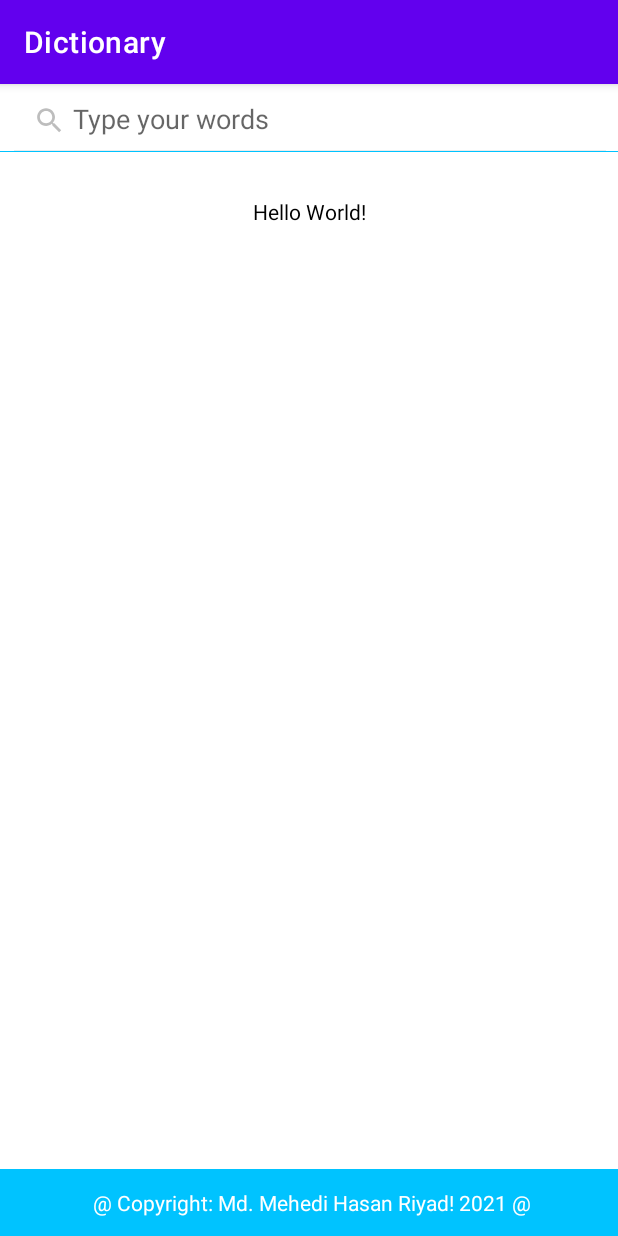
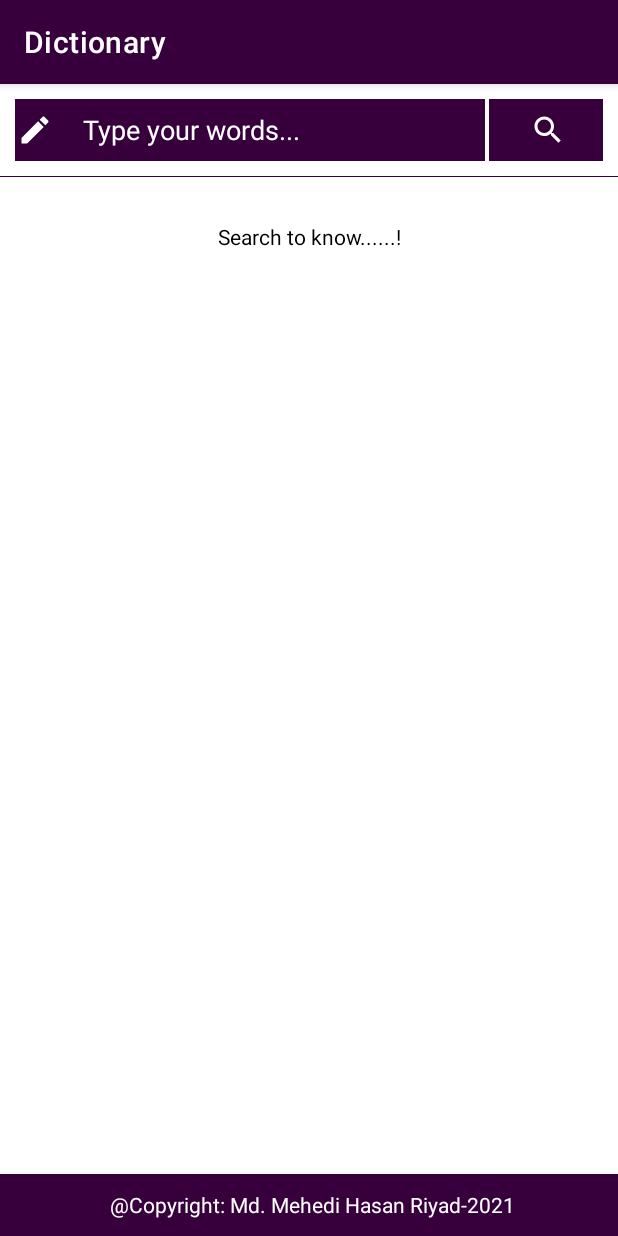
Before and after one commit to mehedihasanriyad-045/Dictionary, an Android app: the screen it shows after launch (MainActivity), on a phone screen of 412 x 824 dp. Run offline under Robolectric (Android 15) with nearby library versions, the phone set to English and light mode, and no system bars; 2 statements that could not run were skipped.

Commit message:
Design modification

```diff
--- a/app/src/main/java/com/example/dictionary/MainActivity.java
+++ b/app/src/main/java/com/example/dictionary/MainActivity.java
@@ -1,33 +1,31 @@
 package com.example.dictionary;
 
+import androidx.appcompat.app.ActionBar;
 import androidx.appcompat.app.AppCompatActivity;
-import androidx.appcompat.widget.SearchView;
-
 import android.graphics.Color;
+import android.graphics.drawable.ColorDrawable;
 import android.os.Bundle;
 import android.util.Log;
-import android.view.Gravity;
-import android.view.inputmethod.EditorInfo;
+import android.view.View;
+import android.widget.EditText;
+import android.widget.ImageButton;
 import android.widget.TextView;
-import android.widget.Toast;
-
 import org.json.JSONException;
 import org.json.JSONObject;
-
 import java.io.BufferedReader;
 import java.io.FileNotFoundException;
 import java.io.IOException;
 import java.io.InputStreamReader;
-import java.lang.reflect.Array;
 import java.util.ArrayList;
 import java.util.Arrays;
 import java.util.Iterator;
 
-public class MainActivity extends AppCompatActivity implements SearchView.OnQueryTextListener {
+public class MainActivity extends AppCompatActivity  {
 
     TextView show;
     String str_data = "", strLine = "";
-    SearchView searchView;
+    EditText searchText;
+    ImageButton submit;
     JSONObject jsonObject;
     ArrayList<Word> wordTry;
     int slotNo = 104035;
@@ -50,12 +48,27 @@ public class MainActivity extends AppCompatActivity implements SearchView.OnQuer
         show = findViewById(R.id.textshow);
 
         // Search View
-        searchView = findViewById(R.id.search);
-        searchView.onActionViewExpanded();
-        searchView.setBackgroundColor(Color.TRANSPARENT);
-        searchView.setPadding(2, 0, 0, 0);
-        searchView.setGravity(Gravity.CENTER_VERTICAL);
-        searchView.setOnQueryTextListener(this);
+        searchText = findViewById(R.id.search);
+        searchText.setPadding(2, 0, 0, 0);
+        submit = findViewById(R.id.submit_btn);
+
+        ActionBar actionBar = getSupportActionBar();
+        ColorDrawable colorDrawable = new ColorDrawable(Color.parseColor("#37003c"));
+        actionBar.setBackgroundDrawable(colorDrawable);
+
+        submit.setOnClickListener(new View.OnClickListener() {
+            @Override
+            public void onClick(View v) {
+                String query = searchText.getText().toString();
+                query = query.toLowerCase();
+
+                try {
+                    searchWord(query);
+                } catch (JSONException e) {
+                    e.printStackTrace();
+                }
+            }
+        });
 
         Arrays.fill(collision,0); //  Collision Array initialization //
 
@@ -243,7 +256,7 @@ public class MainActivity extends AppCompatActivity implements SearchView.OnQuer
     }
 
 
-    @Override
+    /*@Override
     public boolean onQueryTextSubmit(String query) {
 
         query = query.toLowerCase();
@@ -254,7 +267,7 @@ public class MainActivity extends AppCompatActivity implements SearchView.OnQuer
             e.printStackTrace();
         }
         return false;
-    }
+    }*/
 
     private void searchWord(String query) throws JSONException {
 
@@ -332,7 +345,7 @@ public class MainActivity extends AppCompatActivity implements SearchView.OnQuer
         return true;
     }
 
-    @Override
+   /* @Override
     public boolean onQueryTextChange(String newText) {
         return false;
     }
@@ -340,5 +353,5 @@ public class MainActivity extends AppCompatActivity implements SearchView.OnQuer
     @Override
     public void onPointerCaptureChanged(boolean hasCapture) {
 
-    }
+    }*/
 }
--- /dev/null
+++ b/app/src/main/res/drawable/search_icon.xml
@@ -0,0 +1,5 @@
+<vector android:height="24dp" android:tint="#ffffff"
+    android:viewportHeight="24" android:viewportWidth="24"
+    android:width="24dp" xmlns:android="http://schemas.android.com/apk/res/android">
+    <path android:fillColor="@android:color/white" android:pathData="M15.5,14h-0.79l-0.28,-0.27C15.41,12.59 16,11.11 16,9.5 16,5.91 13.09,3 9.5,3S3,5.91 3,9.5 5.91,16 9.5,16c1.61,0 3.09,-0.59 4.23,-1.57l0.27,0.28v0.79l5,4.99L20.49,19l-4.99,-5zM9.5,14C7.01,14 5,11.99 5,9.5S7.01,5 9.5,5 14,7.01 14,9.5 11.99,14 9.5,14z"/>
+</vector>
--- /dev/null
+++ b/app/src/main/res/drawable/type_icon.xml
@@ -0,0 +1,5 @@
+<vector android:height="24dp" android:tint="#ffffff"
+    android:viewportHeight="24" android:viewportWidth="24"
+    android:width="24dp" xmlns:android="http://schemas.android.com/apk/res/android">
+    <path android:fillColor="@android:color/white" android:pathData="M3,17.25V21h3.75L17.81,9.94l-3.75,-3.75L3,17.25zM20.71,7.04c0.39,-0.39 0.39,-1.02 0,-1.41l-2.34,-2.34c-0.39,-0.39 -1.02,-0.39 -1.41,0l-1.83,1.83 3.75,3.75 1.83,-1.83z"/>
+</vector>
--- a/app/src/main/res/layout/activity_main.xml
+++ b/app/src/main/res/layout/activity_main.xml
@@ -4,46 +4,80 @@
     xmlns:tools="http://schemas.android.com/tools"
     android:layout_width="match_parent"
     android:layout_height="match_parent"
+    android:background="#ffffff"
     android:orientation="vertical"
     android:weightSum="8"
-    tools:context=".MainActivity"
-    >
+    tools:context=".MainActivity">
 
-    <androidx.appcompat.widget.SearchView
-        android:id="@+id/search"
-        android:layout_weight="0.5"
+    <LinearLayout
         android:layout_width="match_parent"
         android:layout_height="0dp"
-        app:queryHint="Type your words"
-        android:iconifiedByDefault="false"
-        showAsAction="ifRoom|collapseActionView"/>
+        android:layout_margin="10dp"
+        android:layout_weight="0.5"
+        android:orientation="horizontal"
+        android:weightSum="6">
+
+        <EditText
+            android:id="@+id/search"
+            android:layout_width="0dp"
+            android:layout_height="match_parent"
+            android:layout_weight="4.8"
+            android:background="#37003c"
+            android:drawableStart="@drawable/type_icon"
+            android:paddingStart="15dp"
+            android:iconifiedByDefault="false"
+            android:singleLine="true"
+            android:textColor="#ffffff"
+            android:hint="Type your words..."
+            android:textColorHint="#ffffff"
+            android:drawablePadding="20dp"
+            tools:ignore="RtlSymmetry" />
+
+        <View
+            android:layout_width="0dp"
+            android:layout_height="match_parent"
+            android:layout_weight="0.05"
+            android:background="#ffffff" />
+
+
+        <ImageButton
+            android:id="@+id/submit_btn"
+            style="@style/Animation.Design.BottomSheetDialog"
+            android:layout_width="0dp"
+            android:layout_height="match_parent"
+            android:layout_weight="1.2"
+            android:background="#37003c"
+            android:src="@drawable/search_icon"
+            android:textAppearance="@style/TextAppearance.AppCompat.Small" />
+
+    </LinearLayout>
 
 
     <View
-        android:layout_weight="0.01"
         android:layout_width="match_parent"
         android:layout_height="0dp"
-        android:background="#00c3ff"/>
+        android:layout_weight="0.01"
+        android:background="#37003c" />
 
 
     <TextView
         android:id="@+id/textshow"
-        android:layout_weight="7"
         android:layout_width="match_parent"
         android:layout_height="wrap_content"
-        android:text="Hello World!"
+        android:layout_weight="7"
+        android:background="#ffffff"
         android:gravity="top|center"
-        android:background="#ffffff"
-        android:textColor="@color/black"
-        android:paddingTop="30dp"/>
+        android:padding="30dp"
+        android:text="@string/search"
+        android:textColor="@color/black" />
 
     <TextView
-        android:layout_weight="0.49"
         android:layout_width="match_parent"
         android:layout_height="0dp"
-        android:text=" @ Copyright: Md. Mehedi Hasan Riyad! 2021 @"
-        android:textColor="@color/white"
+        android:layout_weight="0.49"
+        android:background="#37003c"
         android:gravity="center"
-        android:background="#00c3ff"/>
+        android:text=" @Copyright: Md. Mehedi Hasan Riyad-2021"
+        android:textColor="@color/white"/>
 
 </LinearLayout>
--- a/app/src/main/res/values/strings.xml
+++ b/app/src/main/res/values/strings.xml
@@ -1,3 +1,4 @@
 <resources>
     <string name="app_name">Dictionary</string>
+    <string name="search">Search to know......!</string>
 </resources>
```
